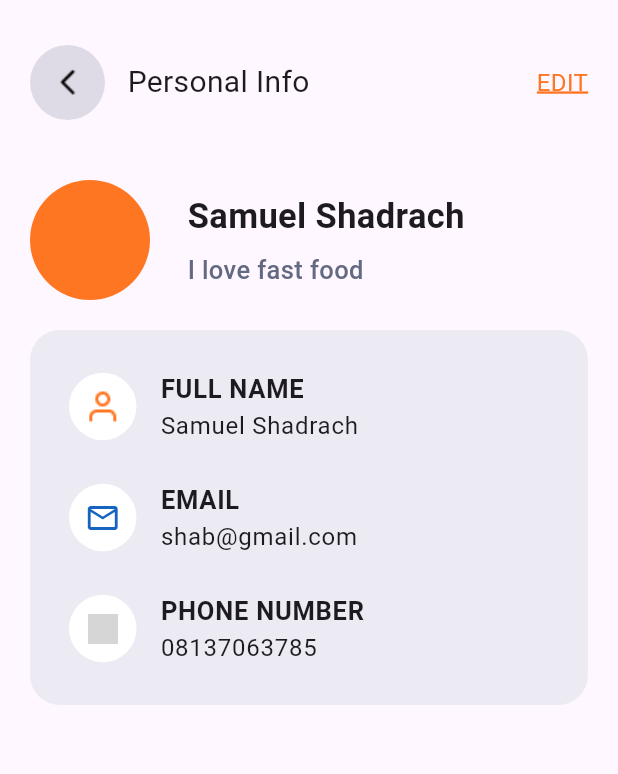
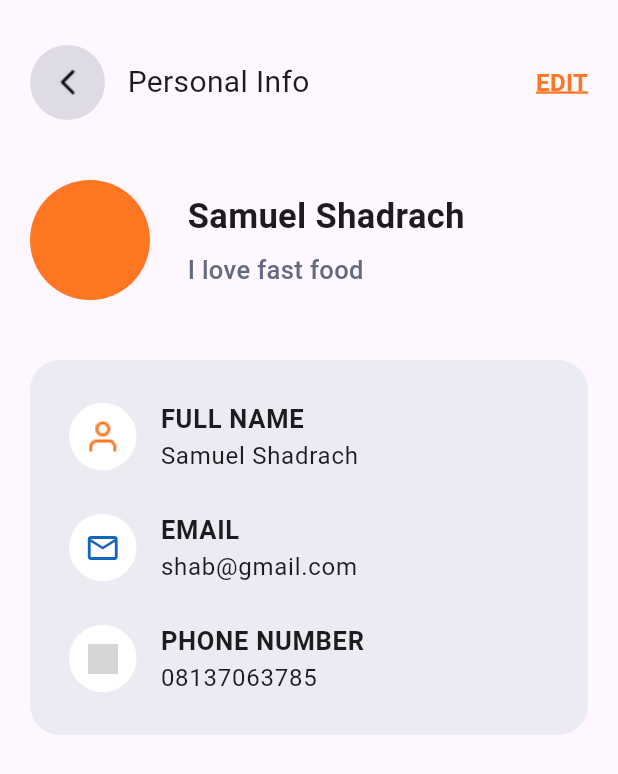
Before and after one commit to Shadrach01/food_app, a Flutter app: the PersonalProfilePage screen opened by its route, on a phone screen of 412 x 824 dp. Shown: the top 774 px of the screen. Run offline on Flutter 3.47's test engine with Material 3 defaults, Android fonts, the phone set to English and light mode, and no system bars; our stand-ins replace dots_indicator, flutter_riverpod, geolocator, go_router, google_maps_flutter, location and 2 more; accounts and stored records are empty; generated files the repository leaves out were written again; grey boxes are pictures that could not be loaded.

Commit message:
Finished adding all the ui. Now moving to the implementation

```diff
--- a/lib/core/routes/go_router_provider.dart
+++ b/lib/core/routes/go_router_provider.dart
@@ -4,6 +4,7 @@ import 'package:food_app/features/add_card/view/add_card_page.dart';
 import 'package:food_app/features/auth/log_in/view/login_page.dart';
 import 'package:food_app/features/auth/signup/view/signup_page.dart';
 import 'package:food_app/features/edit_cart/view/edit_cart_page.dart';
+import 'package:food_app/features/edit_profile/view/edit_profile_page.dart';
 import 'package:food_app/features/food_details/view/food_details_page.dart';
 import 'package:food_app/features/food_page/view/food_page.dart';
 import 'package:food_app/features/home_page/view/home_page.dart';
@@ -97,6 +98,11 @@ final goRouterProvider = Provider<GoRouter>(
           name: RouteName.personalProfileRoute,
           builder: (context, state) => const PersonalProfilePage(),
         ),
+        GoRoute(
+          path: '/editProfilePage',
+          name: RouteName.editProfileRoute,
+          builder: (context, state) => const EditProfilePage(),
+        ),
       ],
     );
   },
--- a/lib/core/routes/route_name.dart
+++ b/lib/core/routes/route_name.dart
@@ -14,4 +14,5 @@ class RouteName {
   static const String myOrdersRoute = 'myOrders';
   static const String profileRoute = 'profilePage';
   static const String personalProfileRoute = 'personalProfilePage';
+  static const String editProfileRoute = 'editProfilePage';
 }
--- a/lib/features/personal_profile/widgets/personal_profile_widgets.dart
+++ b/lib/features/personal_profile/widgets/personal_profile_widgets.dart
@@ -3,15 +3,16 @@ import 'package:food_app/core/common/widgets/custom_app_bar.dart';
 import 'package:food_app/core/utils/color_res.dart';
 import 'package:food_app/features/menu_page/widgets/user_info_row.dart';
 import 'package:food_app/features/personal_profile/widgets/name_email_and_phone_number_container.dart';
+import 'package:go_router/go_router.dart';
 
 class PersonalProfileWidgets extends StatelessWidget {
   const PersonalProfileWidgets({super.key});
 
   @override
   Widget build(BuildContext context) {
-    return const SafeArea(
+    return SafeArea(
       child: Padding(
-        padding: EdgeInsets.only(
+        padding: const EdgeInsets.only(
           top: 30,
           right: 20,
           left: 20,
@@ -19,25 +20,28 @@ class PersonalProfileWidgets extends StatelessWidget {
         child: Column(
           children: [
             CustomAppBar(
-              title: Text(
+              title: const Text(
                 "Personal Info",
                 style: TextStyle(fontSize: 20),
               ),
-              trailingIcon: Text(
+              trailingIcon: const Text(
                 "EDIT",
                 style: TextStyle(
                   fontSize: 16,
+                  fontWeight: FontWeight.bold,
                   color: ColorRes.containerKColor,
                   decoration: TextDecoration.underline,
                   decorationThickness: 2,
                   decorationColor: ColorRes.containerKColor,
                 ),
               ),
+              onTrailingTapped: () =>
+                  context.push('/editProfilePage'),
             ),
-            SizedBox(height: 40),
-            UserInfoRow(),
-            SizedBox(height: 20),
-            NameEmailAndPhoneNumberContainer(),
+            const SizedBox(height: 40),
+            const UserInfoRow(),
+            const SizedBox(height: 40),
+            const NameEmailAndPhoneNumberContainer(),
           ],
         ),
       ),
```
Also changed, not shown: lib/features/edit_profile/view/edit_profile_page.dart (added, +13 -0 lines), lib/features/edit_profile/widgets/edit_profile_text_fields.dart (added, +36 -0 lines), lib/features/edit_profile/widgets/edit_profile_widgets.dart (added, +100 -0 lines).
